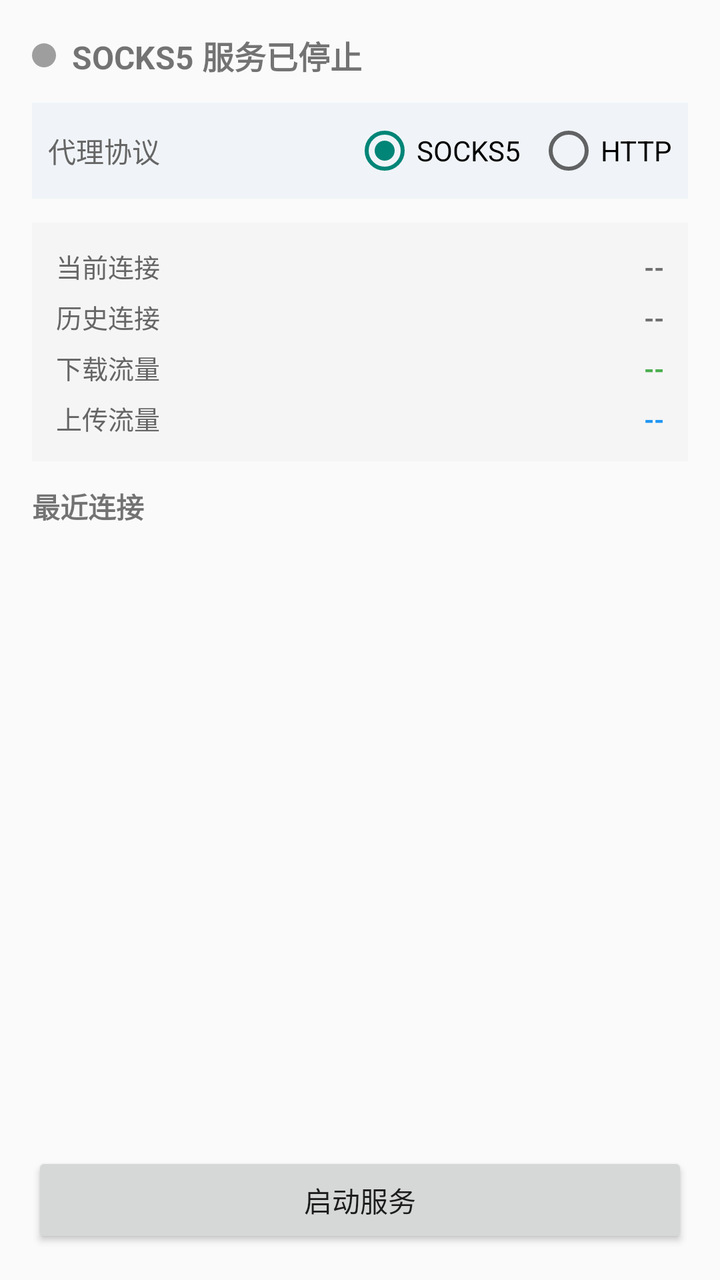
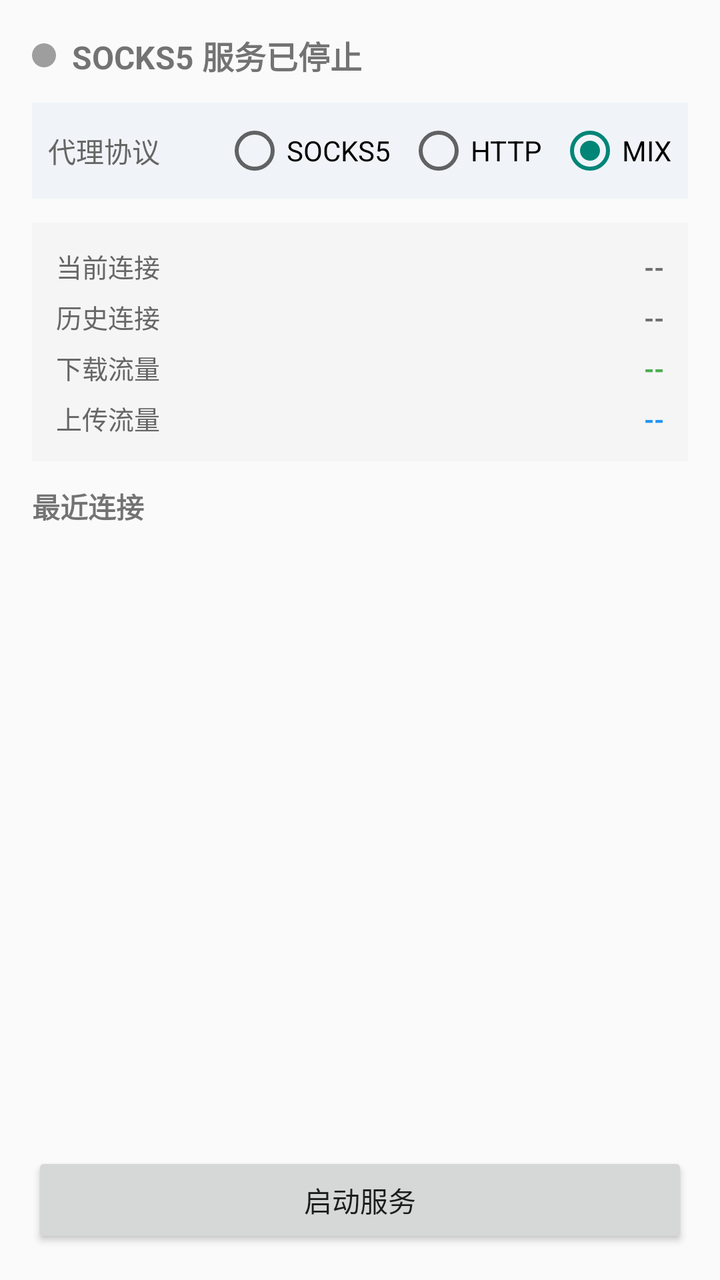

Two renders of the same Android screen: before a commit and after it. Below are the layout's source before the change and the commit's diff.
<!-- AndroidManifest.xml: application theme Theme.AppCompat.Light.DarkActionBar -->
<!-- res/layout/activity_main.xml -->
<?xml version="1.0" encoding="utf-8"?>
<LinearLayout xmlns:android="http://schemas.android.com/apk/res/android"
    xmlns:app="http://schemas.android.com/apk/res-auto"
    android:layout_width="match_parent"
    android:layout_height="match_parent"
    android:orientation="vertical"
    android:padding="16dp">

    
    <LinearLayout
        android:layout_width="match_parent"
        android:layout_height="wrap_content"
        android:orientation="horizontal"
        android:gravity="center_vertical"
        android:layout_marginBottom="12dp">

        <View
            android:id="@+id/statusDot"
            android:layout_width="12dp"
            android:layout_height="12dp"
            android:background="@drawable/circle_gray"/>

        <TextView
            android:id="@+id/statusRunning"
            android:layout_width="wrap_content"
            android:layout_height="wrap_content"
            android:text="SOCKS5 服务已停止"
            android:textSize="16sp"
            android:textStyle="bold"
            android:layout_marginStart="8dp"/>

        <TextView
            android:id="@+id/statusPort"
            android:layout_width="wrap_content"
            android:layout_height="wrap_content"
            android:text=""
            android:textSize="14sp"
            android:layout_marginStart="12dp"
            android:visibility="gone"/>

        <TextView
            android:id="@+id/statusUptime"
            android:layout_width="wrap_content"
            android:layout_height="wrap_content"
            android:text=""
            android:textSize="14sp"
            android:layout_marginStart="12dp"
            android:visibility="gone"/>
    </LinearLayout>

    
    <LinearLayout
        android:layout_width="match_parent"
        android:layout_height="wrap_content"
        android:orientation="horizontal"
        android:gravity="center_vertical"
        android:background="#F0F4F8"
        android:padding="8dp"
        android:layout_marginBottom="12dp"
        android:layout_marginTop="0dp">

        <TextView
            android:layout_width="0dp"
            android:layout_height="wrap_content"
            android:layout_weight="1"
            android:text="代理协议"
            android:textSize="14sp"
            android:textColor="#666666"/>

        <RadioGroup
            android:id="@+id/protocolRadioGroup"
            android:layout_width="wrap_content"
            android:layout_height="wrap_content"
            android:orientation="horizontal">

            <RadioButton
                android:id="@+id/socks5Radio"
                android:layout_width="wrap_content"
                android:layout_height="wrap_content"
                android:text="SOCKS5"
                android:textSize="14sp"
                android:checked="true"/>

            <RadioButton
                android:id="@+id/httpRadio"
                android:layout_width="wrap_content"
                android:layout_height="wrap_content"
                android:text="HTTP"
                android:textSize="14sp"
                android:layout_marginStart="8dp"/>
        </RadioGroup>
    </LinearLayout>

    
    <LinearLayout
        android:layout_width="match_parent"
        android:layout_height="wrap_content"
        android:orientation="vertical"
        android:background="#F5F5F5"
        android:padding="12dp"
        android:layout_marginBottom="12dp">

        
        <LinearLayout
            android:layout_width="match_parent"
            android:layout_height="wrap_content"
            android:orientation="horizontal"
            android:layout_marginBottom="6dp">

            <TextView
                android:layout_width="0dp"
                android:layout_height="wrap_content"
                android:layout_weight="1"
                android:text="当前连接"
                android:textSize="13sp"
                android:textColor="#666666"/>

            <TextView
                android:id="@+id/connCount"
                android:layout_width="wrap_content"
                android:layout_height="wrap_content"
                android:text="--"
                android:textSize="13sp"
                android:textStyle="bold"/>
        </LinearLayout>

        
        <LinearLayout
            android:layout_width="match_parent"
            android:layout_height="wrap_content"
            android:orientation="horizontal"
            android:layout_marginBottom="6dp">

            <TextView
                android:layout_width="0dp"
                android:layout_height="wrap_content"
                android:layout_weight="1"
                android:text="历史连接"
                android:textSize="13sp"
                android:textColor="#666666"/>

            <TextView
                android:id="@+id/historyCount"
                android:layout_width="wrap_content"
                android:layout_height="wrap_content"
                android:text="--"
                android:textSize="13sp"
                android:textStyle="bold"/>
        </LinearLayout>

        
        <LinearLayout
            android:layout_width="match_parent"
            android:layout_height="wrap_content"
            android:orientation="horizontal"
            android:layout_marginBottom="6dp">

            <TextView
                android:layout_width="0dp"
                android:layout_height="wrap_content"
                android:layout_weight="1"
                android:text="下载流量"
                android:textSize="13sp"
                android:textColor="#666666"/>

            <TextView
                android:id="@+id/bytesDown"
                android:layout_width="wrap_content"
                android:layout_height="wrap_content"
                android:text="--"
                android:textSize="13sp"
                android:textStyle="bold"
                android:textColor="#4CAF50"/>
        </LinearLayout>

        
        <LinearLayout
            android:layout_width="match_parent"
            android:layout_height="wrap_content"
            android:orientation="horizontal">

            <TextView
                android:layout_width="0dp"
                android:layout_height="wrap_content"
                android:layout_weight="1"
                android:text="上传流量"
                android:textSize="13sp"
                android:textColor="#666666"/>

            <TextView
                android:id="@+id/bytesUp"
                android:layout_width="wrap_content"
                android:layout_height="wrap_content"
                android:text="--"
                android:textSize="13sp"
                android:textStyle="bold"
                android:textColor="#2196F3"/>
        </LinearLayout>
    </LinearLayout>

    
    <TextView
        android:layout_width="wrap_content"
        android:layout_height="wrap_content"
        android:text="最近连接"
        android:textSize="14sp"
        android:textStyle="bold"
        android:layout_marginBottom="8dp"/>

    <androidx.recyclerview.widget.RecyclerView
        android:id="@+id/connectionLogList"
        android:layout_width="match_parent"
        android:layout_height="0dp"
        android:layout_weight="1"
        android:layout_marginBottom="12dp"
        android:background="#FAFAFA"
        android:padding="4dp"/>

    
    <Button
        android:id="@+id/toggleButton"
        android:layout_width="match_parent"
        android:layout_height="wrap_content"
        android:text="启动服务"
        android:onClick="onToggleClick"/>
</LinearLayout>
<!-- resources referenced by this layout -->
<resources>
  <!-- drawable circle_gray (drawable) -->
  <?xml version="1.0" encoding="utf-8"?>
  <shape xmlns:android="http://schemas.android.com/apk/res/android"
      android:shape="oval">
      <solid android:color="#9E9E9E"/>
      <size android:width="12dp" android:height="12dp"/>
  </shape>
</resources>

<!-- the commit's change to res/layout/activity_main.xml (unified diff, before → after) -->
@@ -78,8 +78,7 @@
                 android:layout_width="wrap_content"
                 android:layout_height="wrap_content"
                 android:text="SOCKS5"
-                android:textSize="14sp"
-                android:checked="true"/>
+                android:textSize="14sp"/>
 
             <RadioButton
                 android:id="@+id/httpRadio"
@@ -87,6 +86,15 @@
                 android:layout_height="wrap_content"
                 android:text="HTTP"
                 android:textSize="14sp"
+                android:layout_marginStart="8dp"/>
+
+            <RadioButton
+                android:id="@+id/mixRadio"
+                android:layout_width="wrap_content"
+                android:layout_height="wrap_content"
+                android:text="MIX"
+                android:textSize="14sp"
+                android:checked="true"
                 android:layout_marginStart="8dp"/>
         </RadioGroup>
     </LinearLayout>
